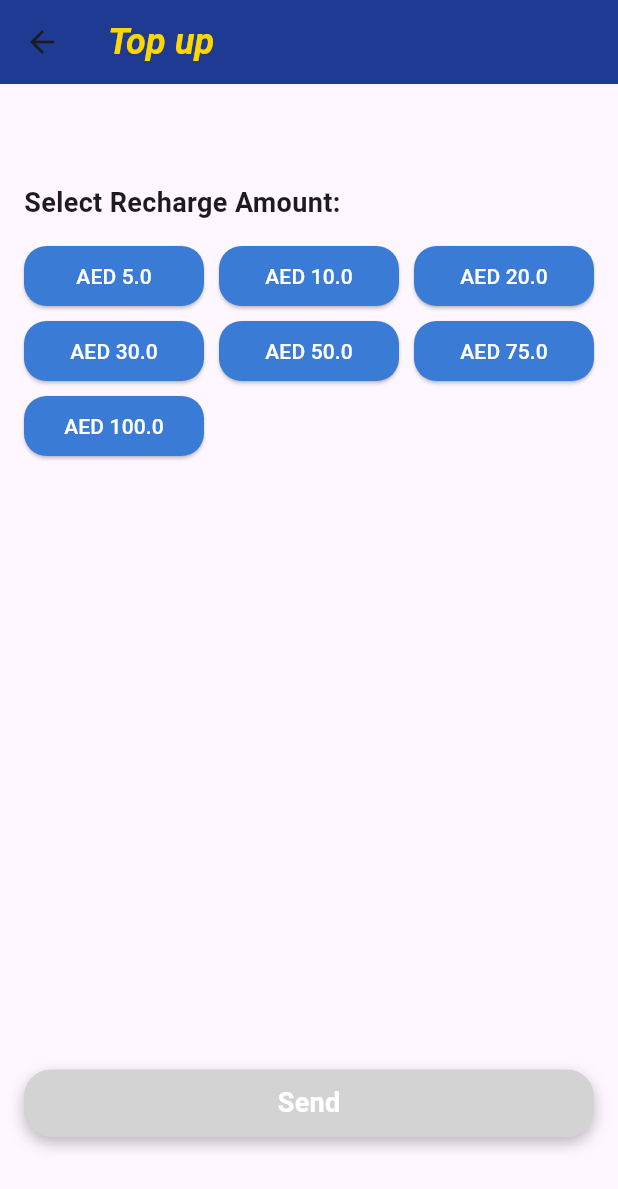
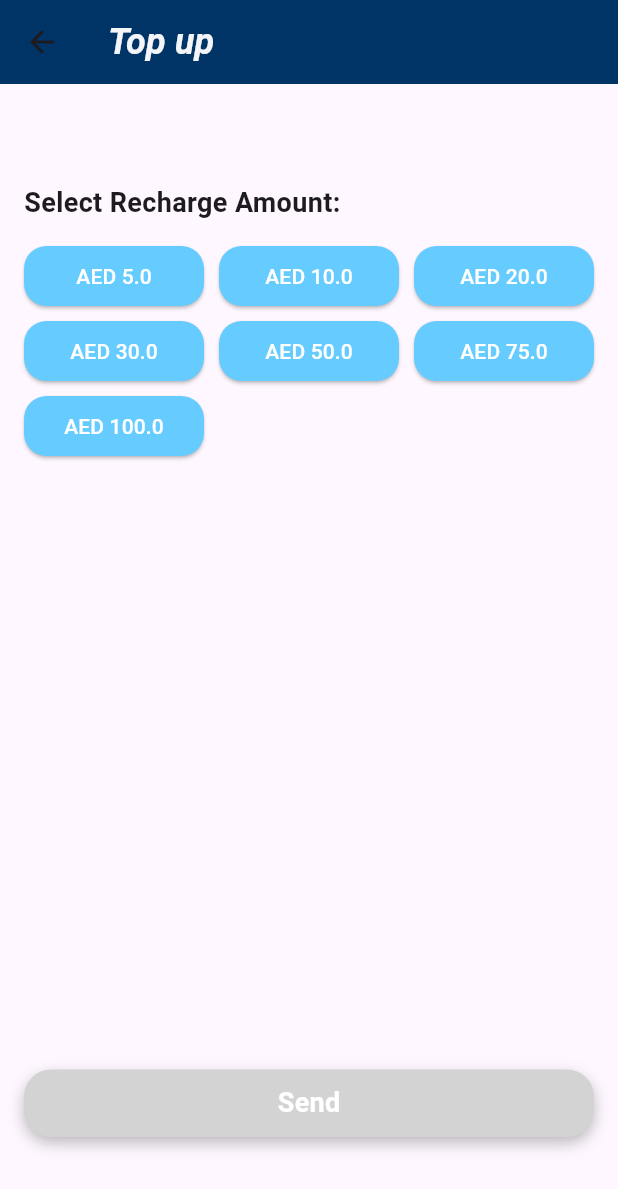
Before and after one commit to RadwaAlaa/pay_me, a Flutter app: the TopUpPage screen opened directly with empty values, on a phone screen of 412 x 824 dp. Shown: the top 1189 px of the screen. Run offline on Flutter 3.47's test engine with Material 3 defaults, Android fonts, the phone set to English and light mode, and no system bars; our stand-ins replace cloud_firestore, equatable, firebase_core, flutter_bloc, lottie; accounts and stored records are empty.

```diff
--- /dev/null
+++ b/lib/Core/app_colors.dart
@@ -0,0 +1,13 @@
+import 'package:flutter/material.dart';
+
+class AppColors {
+  static const Color primary = Color(0xff003366);
+  static const Color secondary = Color(0xff66CCFF);
+  static const Color accent = Color(0xFF00E676);
+  static const Color white = Color.fromARGB(243, 255, 255, 255);
+  static const Color black = Color(0xFF000000);
+  static const Color grey = Color(0xFF9E9E9E);
+  static const Color lightGrey = Color.fromARGB(255, 233, 232, 232);
+  static const Color darkGrey = Color(0xFF333333);
+  static const Color transparent = Color(0x00000000);
+}
```
Also changed, not shown: lib/Modules/Transaction/screens/top_up_page.dart (+47 -5 lines), 35 other files.
